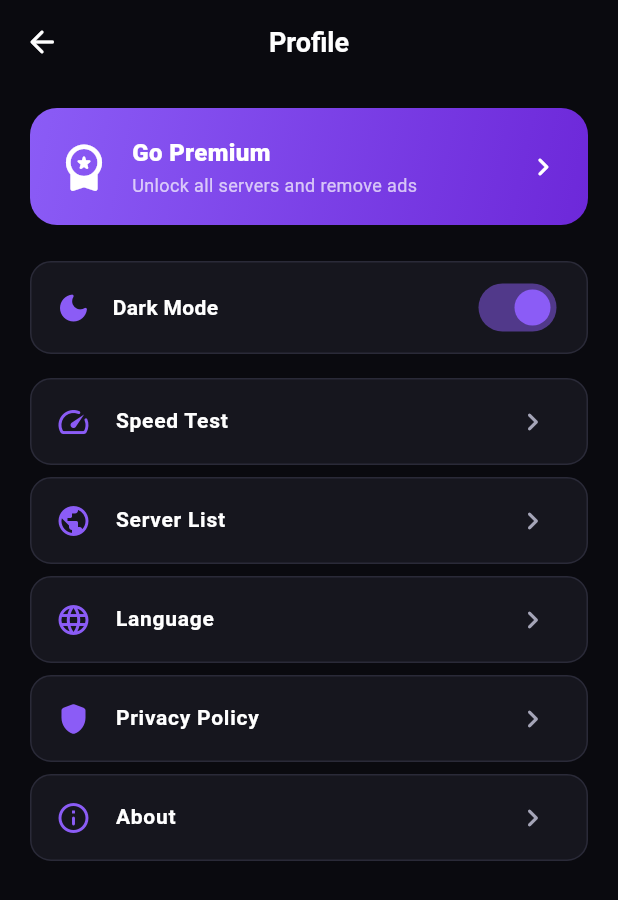
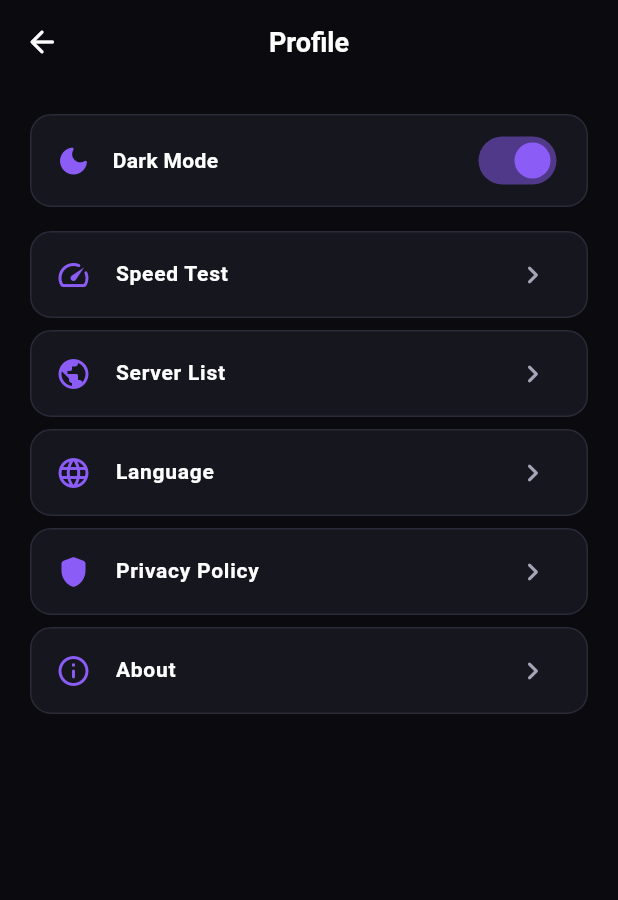
Before and after one commit to silencio260/vpn_proxy, a Flutter app: the ProfileScreen screen opened by its route, on a phone screen of 412 x 824 dp. Shown: the top 900 px of the screen. Run offline on Flutter 3.47's test engine with Material 3 defaults, Android fonts, the phone set to English and light mode, and no system bars; our stand-ins replace csv, dartz, dio, equatable, flutter_bloc, get_it and 2 more; missing offline and left inert: flutter_v2ray; accounts and stored records are empty; network calls fail.

Commit message:
feat(vpn): clean up routing and remove premium features from UI

```diff
--- a/lib/config/routes_manager.dart
+++ b/lib/config/routes_manager.dart
@@ -2,14 +2,11 @@ import 'package:flutter/material.dart';
 
 import '../features/proxy/presentation/screens/proxy_list_screen.dart';
 import '../features/vpn/presentation/screens/ads_screen.dart';
-import '../features/vpn/presentation/screens/home_screen.dart';
-// Routes.location now points to the Firestore-backed proxy list
+// Routes.location points to the Firestore-backed proxy list
 // (ProxyListScreen). The legacy vpngate list (LocationScreen) is no longer
 // routed.
-import '../features/vpn/presentation/screens/main_shell.dart';
+import '../features/vpn/presentation/screens/home_screen.dart';
 import '../features/vpn/presentation/screens/onboarding_screen.dart';
-import '../features/vpn/presentation/screens/payment_success_screen.dart';
-import '../features/vpn/presentation/screens/premium_screen.dart';
 import '../features/vpn/presentation/screens/profile_screen.dart';
 import '../features/vpn/presentation/screens/speed_test_screen.dart';
 import '../features/vpn/presentation/screens/splash_screen.dart';
@@ -20,8 +17,6 @@ class Routes {
   static const String main = '/main';
   static const String home = '/home';
   static const String location = '/location';
-  static const String premium = '/premium';
-  static const String paymentSuccess = '/payment-success';
   static const String speedTest = '/speed-test';
   static const String ads = '/ads';
   static const String profile = '/profile';
@@ -35,17 +30,10 @@ class AppRouter {
       case Routes.onboarding:
         return MaterialPageRoute(builder: (_) => const OnboardingScreen());
       case Routes.main:
-        return MaterialPageRoute(builder: (_) => const MainShell());
       case Routes.home:
         return MaterialPageRoute(builder: (_) => const HomeScreen());
       case Routes.location:
         return MaterialPageRoute(builder: (_) => const ProxyListScreen());
-      case Routes.premium:
-        return MaterialPageRoute(builder: (_) => const PremiumScreen());
-      case Routes.paymentSuccess:
-        return MaterialPageRoute(
-          builder: (_) => const PaymentSuccessScreen(),
-        );
       case Routes.speedTest:
         return MaterialPageRoute(builder: (_) => const SpeedTestScreen());
       case Routes.ads:
--- a/lib/features/vpn/presentation/screens/profile_screen.dart
+++ b/lib/features/vpn/presentation/screens/profile_screen.dart
@@ -50,8 +50,6 @@ class ProfileScreen extends StatelessWidget {
                   ),
                 ),
               ),
-            _PremiumBanner(palette: palette),
-            const SizedBox(height: 20),
             _ThemeTile(palette: palette),
             const SizedBox(height: 8),
             _Tile(
@@ -84,57 +82,6 @@ class ProfileScreen extends StatelessWidget {
               palette: palette,
               onTap: () {},
             ),
-          ],
-        ),
-      ),
-    );
-  }
-}
-
-class _PremiumBanner extends StatelessWidget {
-  final AppPalette palette;
-  const _PremiumBanner({required this.palette});
-
-  @override
-  Widget build(BuildContext context) {
-    return GestureDetector(
-      onTap: () => Navigator.pushNamed(context, Routes.premium),
-      child: Container(
-        padding: const EdgeInsets.all(18),
-        decoration: BoxDecoration(
-          gradient: LinearGradient(
-            colors: [palette.primary, palette.primaryDark],
-            begin: Alignment.topLeft,
-            end: Alignment.bottomRight,
-          ),
-          borderRadius: BorderRadius.circular(18),
-        ),
-        child: Row(
-          children: [
-            const Icon(Icons.workspace_premium_rounded,
-                color: Colors.white, size: 36),
-            const SizedBox(width: 14),
-            const Expanded(
-              child: Column(
-                crossAxisAlignment: CrossAxisAlignment.start,
-                children: [
-                  Text(
-                    'Go Premium',
-                    style: TextStyle(
-                      color: Colors.white,
-                      fontSize: 16,
-                      fontWeight: FontWeight.w800,
-                    ),
-                  ),
-                  SizedBox(height: 2),
-                  Text(
-                    'Unlock all servers and remove ads',
-                    style: TextStyle(color: Colors.white70, fontSize: 12),
-                  ),
-                ],
-              ),
-            ),
-            const Icon(Icons.chevron_right_rounded, color: Colors.white),
           ],
         ),
       ),
--- a/lib/main.dart
+++ b/lib/main.dart
@@ -10,11 +10,15 @@ Future<void> main() async {
   WidgetsFlutterBinding.ensureInitialized();
 
   await SystemChrome.setPreferredOrientations([DeviceOrientation.portraitUp]);
+  // Edge-to-edge with a transparent system nav bar so the app background
+  // runs all the way to the bottom instead of showing a dark strip.
+  await SystemChrome.setEnabledSystemUIMode(SystemUiMode.edgeToEdge);
   SystemChrome.setSystemUIOverlayStyle(
     const SystemUiOverlayStyle(
       statusBarColor: Colors.transparent,
       statusBarIconBrightness: Brightness.light,
-      systemNavigationBarColor: Color(0xff0d0d1a),
+      systemNavigationBarColor: Colors.transparent,
+      systemNavigationBarContrastEnforced: false,
     ),
   );
 
```
Also changed, not shown: lib/config/theme_manager.dart (+0 -8 lines), lib/features/vpn/presentation/screens/ads_screen.dart (+0 -27 lines), lib/features/vpn/presentation/screens/home_screen.dart (+12 -5 lines).
